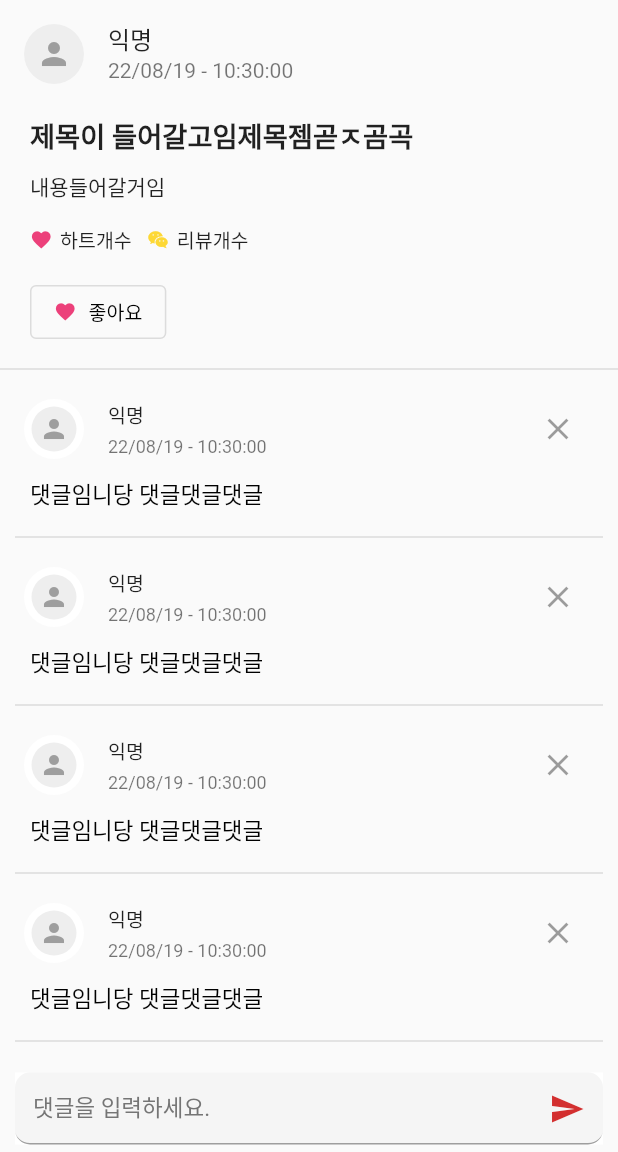
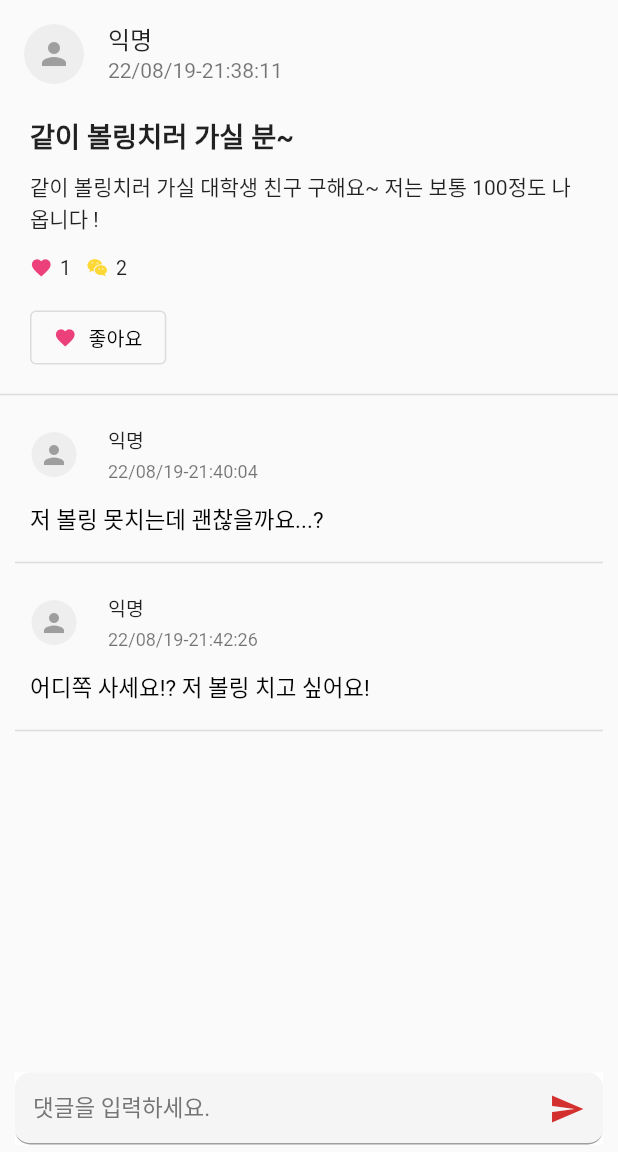
Before and after one commit to lookinmin/viewing, a Flutter app: the PostPage screen opened directly, on a phone screen of 412 x 824 dp, the part 84-1236 px from its top. Run offline on Flutter 3.47's test engine with Material 2 defaults, Android fonts, the phone set to English and light mode, and no system bars; our stand-ins replace carousel_slider, flutter_rating_bar, geolocator, percent_indicator, webview_flutter; missing offline and left inert: dart:html, kakaomap_webview, kpostal.

Commit message:
은정/게시판 목록 정리 및 세부 페이지 수정

```diff
--- a/viewing/lib/board/board.dart
+++ b/viewing/lib/board/board.dart
@@ -287,14 +287,13 @@ class BoardModel {
 }
 
 const boardsList = [
-  BoardModel("익명", "개신동 이사할만한 원룸 추천", "월세 30미만 집", 1, 2, "2022.06.17"),
-  BoardModel("익명", "이 벌레 뭔지 아시는분...", "집에 벌레가 나왔어요...aslkdjf;alsdjf;lsajd;fㄴ미아러;민아ㅓㄹ;ㅣㄴ멍ㄹ;ㅣ어;", 0, 5, "2022.06.19"),
-  BoardModel("익명", "22시 치킨 시키실분", "치킨 같이 시키실 분", 10, 17, "2022.06.18"),
-  BoardModel("익명", "햇반 나눔 가능하신 분", "개신동 햇반 하나만", 13, 11, "2022.06.20"),
-  BoardModel("익명", "햇반 나눔 가능하신 분", "개신동 햇반 하나만", 13, 11, "2022.06.20"),
-  BoardModel("익명", "햇반 나눔 가능하신 분", "개신동 햇반 하나만", 13, 11, "2022.06.20"),
-  BoardModel("익명", "햇반 나눔 가능하신 분", "개신동 햇반 하나만", 13, 11, "2022.06.20"),
-  BoardModel("익명", "햇반 나눔 가능하신 분", "개신동 햇반 하나만", 13, 11, "2022.06.20"),
+  BoardModel("익명", "같이 볼링치러 가실 분~", "같이 볼링치러 가실 대학생 친구 구해요~ 저는 보통 100정도 나옵니다 !", 1, 2, "2022.08.19"),
+  BoardModel("익명", "일본어 스터디 모임 있을까요?.", "혹시 일본어 스터디 모임 있을까요? 예전에 배웠는데 안쓰니 기억이 안나서요ㅜㅜ 있으면 같이 스터디해요~", 0, 5, "2022.06.19"),
+  BoardModel("익명", "동네 친구 하실 분~", "충북대 중문쪽 산책하고 코노가고 영화, 볼링, 카페 등등 좋아하시는 분 !", 10, 17, "2022.08.19"),
+  BoardModel("익명", "청소 업체 추천 받아요ㅜㅜ", "복대동 사창동 근처 원룸 거주청소 하시는 분이나 업체 추천 부탁드려요 !", 1, 3, "2022.08.19"),
+  BoardModel("익명", "정문~서문쪽 한 달 양도 받아요", "한 달정도 거주하면 좋을거같은데 댓글 부탁드려요~ 가격은 35~40까지 생각중입니다. 비흡연자이고 깔끔하게 사용할 수 있습니다.", 0, 2, "2022.08.19"),
+  BoardModel("익명", "콜라 사가실 분", "6캔 2500원이요 정문이에요", 1, 10, "2022.08.18"),
+  BoardModel("익명", "사탕 공동구매 하실 분 2분 구해요", "맛있어서 사려고 하는데 양이 너무 많아서요 ㅠㅠ 3띵 하실 분들 계시나요... 제가 3등분으로 분류할게요...", 2, 5, "2022.08.18"),
 ];
 
 const hashtaglist = ["# 치킨", "# 배달", "# 햇반", "# 산책", "# 공동구매", "# 바퀴벌레"];
--- a/viewing/lib/board/post.dart
+++ b/viewing/lib/board/post.dart
@@ -94,14 +94,14 @@ class Post extends StatelessWidget {
               ),
             ),
             title:Text('익명'),
-            subtitle:Text(time())
+            subtitle:Text("22/08/19-21:38:11")
           ),
           // 제목
           Container(
             padding:EdgeInsets.fromLTRB(20, 5, 20, 5),
             width:double.infinity,
             child:Text(
-              "제목이 들어갈고임제목젬곧ㅈ곰곡",
+              "같이 볼링치러 가실 분~",
               style:TextStyle(fontWeight:FontWeight.bold),
               textAlign:TextAlign.start,
               textScaleFactor: 1.3,
@@ -112,7 +112,7 @@ class Post extends StatelessWidget {
             padding: const EdgeInsets.fromLTRB(20, 5, 20, 5),
             child:Align(
               alignment:Alignment.topLeft,
-              child:Text("내용들어갈거임"),
+              child:Text("같이 볼링치러 가실 대학생 친구 구해요~ 저는 보통 100정도 나옵니다 !"),
             )
           ),
           // 좋아요, 리뷰
@@ -129,7 +129,7 @@ class Post extends StatelessWidget {
                 ),
                 Container(
                   margin: EdgeInsets.fromLTRB(5, 0, 10, 0),
-                  child: Text("하트개수",
+                  child: Text("1",
                     style: TextStyle(
                       fontSize: 13,
                   )),
@@ -141,7 +141,7 @@ class Post extends StatelessWidget {
                 ),
                 Container(
                   margin: EdgeInsets.fromLTRB(5, 0, 0, 0),
-                  child: Text("리뷰개수",
+                  child: Text("2",
                     style: TextStyle(
                       fontSize: 13,
                   )),
@@ -186,12 +186,8 @@ class Post extends StatelessWidget {
               Column(
                 children:[
                   // 댓글 잇는만큼 받아와서 띄우기
-                  Review(),
-                  Review(),
-                  Review(),
-                  Review(),
-                  Review(),
-                  Review(),
+                  Review(name:'익명',content:'저 볼링 못치는데 괜찮을까요...?',time:'22/08/19-21:40:04'),
+                  Review(name:'익명',content:'어디쪽 사세요!? 저 볼링 치고 싶어요!',time:'22/08/19-21:42:26'),
                 ],
               ),
               SizedBox(height:50),
--- a/viewing/lib/board/review.dart
+++ b/viewing/lib/board/review.dart
@@ -2,8 +2,10 @@ import 'package:intl/intl.dart';
 import 'package:flutter/material.dart';
 
 class Review extends StatelessWidget {
-  const Review({Key? key}) : super(key: key);
-
+  const Review({Key? key, required String this.name, required String this.content, required String this.time}) : super(key: key);
+  final name;
+  final content;
+  final time;
   @override
   Widget build(BuildContext context) {
     return Column(
@@ -11,7 +13,7 @@ class Review extends StatelessWidget {
         ListTile(
           dense:true,
           leading:CircleAvatar(
-              backgroundColor:Colors.white,
+              backgroundColor:Color.fromRGBO(0, 0, 0, 0),
               child:CircleAvatar(
                 radius: 15,
                 backgroundColor:Colors.grey[200],
@@ -22,12 +24,12 @@ class Review extends StatelessWidget {
                 ),
               ),
             ),
-            title:Text('익명'),
-            subtitle:Text(time()),
-            trailing: IconButton(
-              // 나중에 댓글 삭제하기
-              onPressed: null,
-              icon: Icon(Icons.close),)
+            title:Text(name),
+            subtitle:Text(time),
+            // trailing: IconButton(
+            //   // 나중에 댓글 삭제하기
+            //   onPressed: null,
+            //   icon: Icon(Icons.close),)
         ),
         Container(
           padding:EdgeInsets.fromLTRB(20, 0, 20, 0),
@@ -35,7 +37,7 @@ class Review extends StatelessWidget {
             mainAxisAlignment:MainAxisAlignment.start,
             children:[
               Text(
-                '댓글임니당 댓글댓글댓글',
+                content,
                 style:TextStyle(
                   fontSize: 15,
                   color: Colors.black,
```
